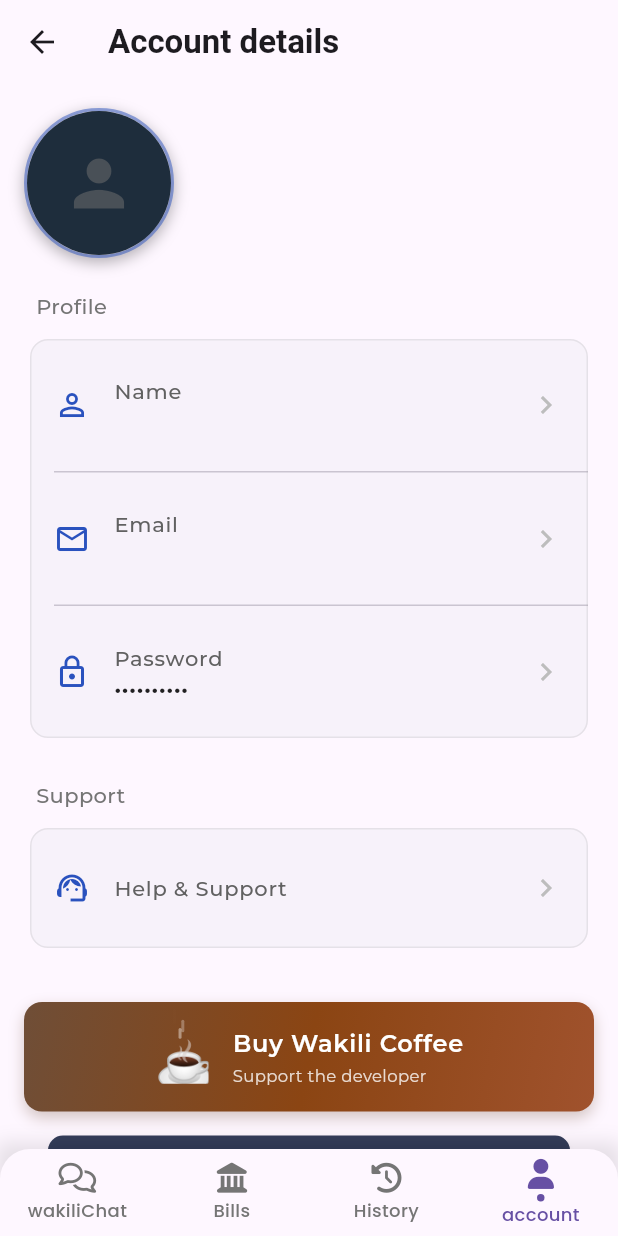
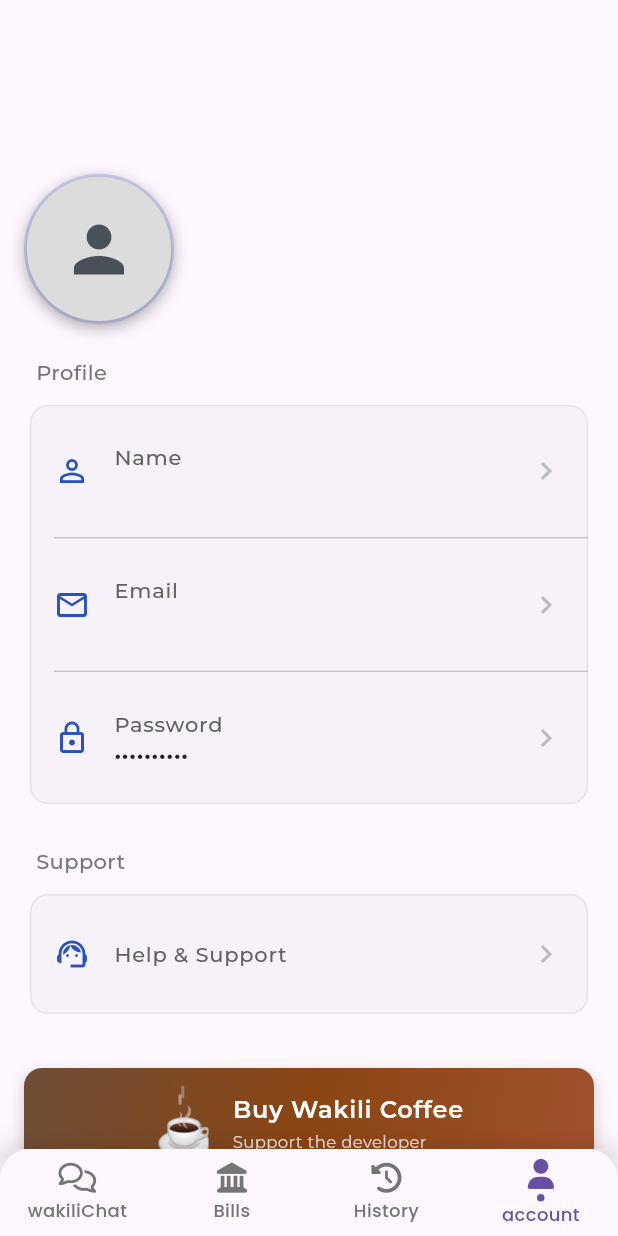
Before and after one commit to bryann54/wakili, a Flutter app: the AccountScreen screen opened by its route, on a phone screen of 412 x 824 dp. Run offline on Flutter 3.47's test engine with Material 3 defaults, Android fonts, the phone set to English and light mode, and no system bars; our stand-ins replace auto_route, bloc, cloud_firestore, dartz, dio, equatable and 16 more; accounts and stored records are empty.

Commit message:
clean and fix

```diff
--- a/lib/features/account/presentation/pages/account_screen.dart
+++ b/lib/features/account/presentation/pages/account_screen.dart
@@ -1,8 +1,6 @@
 import 'package:auto_route/auto_route.dart';
 import 'package:flutter/material.dart';
 import 'package:flutter_bloc/flutter_bloc.dart';
-import 'package:intl/intl.dart';
-import 'package:wakili/common/res/l10n.dart';
 import 'package:wakili/features/account/presentation/widgets/buy_me_a_coffee_button.dart';
 import 'package:wakili/features/account/presentation/widgets/profile_shimmer.dart';
 import 'package:wakili/features/auth/presentation/bloc/auth_bloc.dart';
@@ -21,19 +19,6 @@
   @override
   Widget build(BuildContext context) {
     return Scaffold(
-      appBar: AppBar(
-        title: Expanded(
-          child: Text(
-            toBeginningOfSentenceCase(
-                    AppLocalizations.getString(context, 'account details')) ??
-                '',
-            style: Theme.of(context).textTheme.titleLarge?.copyWith(
-                  fontWeight: FontWeight.w600,
-                  color: Theme.of(context).colorScheme.onSurface,
-                ),
-          ),
-        ),
-      ),
       body: MultiBlocListener(
         listeners: [
           BlocListener<AuthBloc, AuthState>(
@@ -66,6 +51,7 @@
                 padding: const EdgeInsets.all(16.0),
                 child: Column(
                   children: [
+                    const SizedBox(height: 100),
                     _buildProfileHeader(context, authState.user),
                     const SizedBox(height: 22),
                     _buildProfileSection(context, authState.user),
@@ -99,7 +85,7 @@
               decoration: BoxDecoration(
                 shape: BoxShape.circle,
                 border: Border.all(
-                  color: AppColors.brandPrimary.withValues(alpha: 0.5),
+                  color: AppColors.brandPrimary.withValues(alpha: 0.2),
                   width: 2.0,
                 ),
                 boxShadow: [
@@ -112,7 +98,7 @@
               ),
               child: CircleAvatar(
                 radius: 48,
-                backgroundColor: AppColors.cardColor,
+                backgroundColor: AppColors.dividerColor,
                 backgroundImage:
                     user.photoUrl != null ? NetworkImage(user.photoUrl!) : null,
                 child: user.photoUrl == null
@@ -150,8 +136,7 @@
                   fontSize: 14,
                   color: AppColors.textSecondary,
                 ),
-                overflow:
-                    TextOverflow.ellipsis, // Prevents overflow for long emails
+                overflow: TextOverflow.ellipsis,
                 maxLines: 1,
               ),
             ],
@@ -331,12 +316,14 @@
       },
     ).then((result) {
       if (result == true) {
+        if (context.mounted) {
           ScaffoldMessenger.of(context).showSnackBar(
             const SnackBar(
               content: Text('Profile updated successfully'),
               backgroundColor: Colors.green,
             ),
           );
+        }
       }
     });
   }
@@ -349,7 +336,9 @@
       },
     ).then((result) {
       if (result == true) {
-        // Password was successfully changed
+        if (context.mounted) {
+          // Handle success UI updates
+        }
       }
     });
   }
--- a/lib/features/payment/presentation/pages/payment_screen.dart
+++ b/lib/features/payment/presentation/pages/payment_screen.dart
@@ -43,13 +43,11 @@
 
   bool get _isValidPhoneNumber {
     final phone = _phoneController.text.trim();
-    // Check if it's exactly 9 digits and starts with 7 or 1
     return phone.length == 9 &&
         (phone.startsWith('7') || phone.startsWith('1'));
   }
 
   String _formatPhoneNumber(String phone) {
-    // Since we already have 9 digits starting with 7 or 1, just add +254
     return '+254$phone';
   }
 
```
Lines whose indentation alone changed are shown as unchanged.
